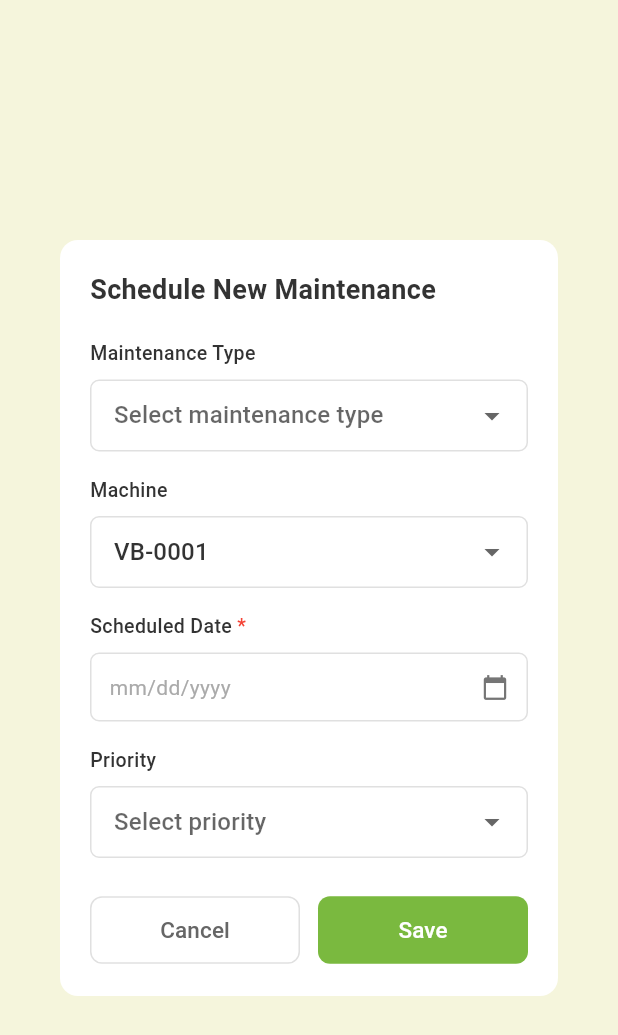
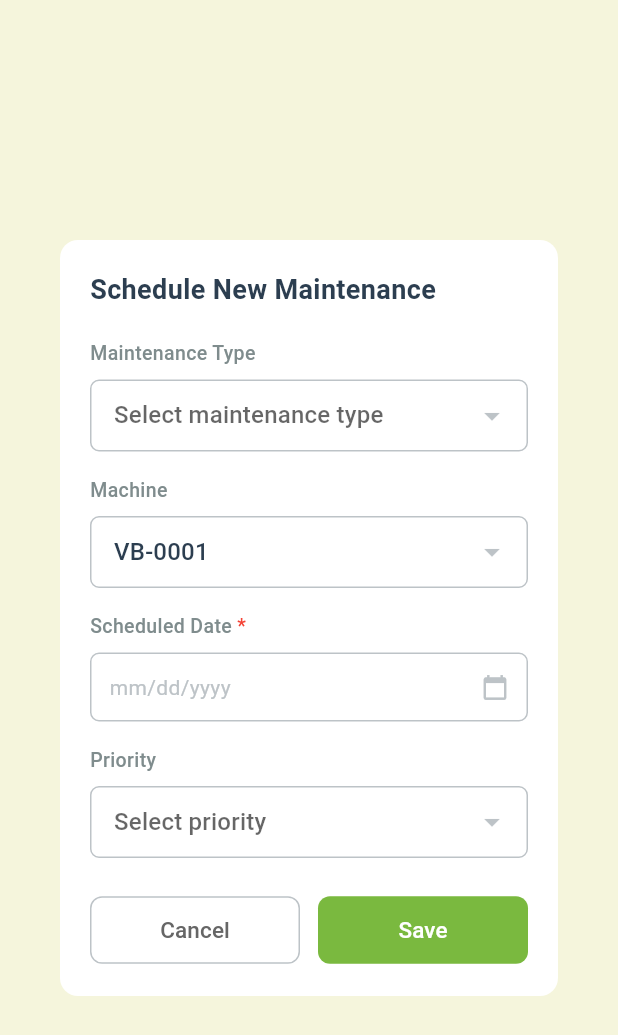
Before and after one commit to Masdyyy/Vegobolt-App, a Flutter app: the AddMaintenanceModal widget shown alone on an empty page, opened directly with empty values, on a phone screen of 412 x 824 dp. Shown: the top 1035 px of the screen. Run offline on Flutter 3.47's test engine with Material 3 defaults, Android fonts, the phone set to English and light mode, and no system bars; our stand-ins replace flutter_secure_storage; accounts and stored records are empty; network calls fail.

Commit message:
Refactor maintenance UI to use theme-based colors
Replaced hardcoded color values in Maintenance page and Add Maintenance modal with theme-aware colors from AppColors. This improves consistency and supports dynamic theming across the app.

```diff
--- a/vegobolt/lib/components/add_maintenance_modal.dart
+++ b/vegobolt/lib/components/add_maintenance_modal.dart
@@ -108,9 +108,11 @@ class _AddMaintenanceModalState extends State<AddMaintenanceModal> {
 
   @override
   Widget build(BuildContext context) {
+  final cardBg = AppColors.getCardBackground(context);
+
     return Dialog(
       shape: RoundedRectangleBorder(borderRadius: BorderRadius.circular(12)),
-      backgroundColor: Colors.white,
+      backgroundColor: cardBg,
       child: ConstrainedBox(
         constraints: BoxConstraints(
           maxHeight: MediaQuery.of(context).size.height * 0.85,
@@ -165,23 +167,25 @@ class _AddMaintenanceModalState extends State<AddMaintenanceModal> {
   }
 
   Widget _buildHeader() {
+    final textPrimary = AppColors.getTextPrimary(context);
     return Text(
       widget.isEdit ? 'Edit Maintenance' : 'Schedule New Maintenance',
-      style: const TextStyle(
+      style: TextStyle(
         fontSize: 18,
         fontWeight: FontWeight.w600,
-        color: Color(0xFF333333),
+        color: textPrimary,
       ),
     );
   }
 
   Widget _buildLabel(String text) {
+    final textSecondary = AppColors.getTextSecondary(context);
     return Text(
       text,
-      style: const TextStyle(
+      style: TextStyle(
         fontSize: 13,
         fontWeight: FontWeight.w500,
-        color: Color(0xFF333333),
+        color: textSecondary,
       ),
     );
   }
@@ -204,14 +208,14 @@ class _AddMaintenanceModalState extends State<AddMaintenanceModal> {
           validator: (v) => v == null ? 'Required' : null,
           decoration: _inputDecoration(hint),
           isExpanded: true,
-          icon: const Icon(Icons.arrow_drop_down, color: Color(0xFF666666)),
+          icon: Icon(Icons.arrow_drop_down, color: AppColors.getTextLight(context)),
           items: items
               .map(
                 (e) => DropdownMenuItem(
                   value: e,
                   child: Text(
                     e,
-                    style: const TextStyle(color: Color(0xFF333333)),
+                    style: TextStyle(color: AppColors.getTextPrimary(context)),
                   ),
                 ),
               )
@@ -249,7 +253,7 @@ class _AddMaintenanceModalState extends State<AddMaintenanceModal> {
           child: Container(
             padding: const EdgeInsets.symmetric(horizontal: 12, vertical: 12),
             decoration: BoxDecoration(
-              border: Border.all(color: Colors.grey[300]!),
+              border: Border.all(color: AppColors.getTextLight(context)),
               borderRadius: BorderRadius.circular(6),
             ),
             child: Row(
@@ -261,12 +265,12 @@ class _AddMaintenanceModalState extends State<AddMaintenanceModal> {
                       : 'mm/dd/yyyy',
                   style: TextStyle(
                     color: date != null
-                        ? const Color(0xFF333333)
-                        : const Color(0xFFAAAAAA),
+                        ? AppColors.getTextPrimary(context)
+                        : AppColors.getTextLight(context),
                     fontSize: 14,
                   ),
                 ),
-                Icon(Icons.calendar_today, size: 18, color: Colors.grey[600]),
+                Icon(Icons.calendar_today, size: 18, color: AppColors.getTextLight(context)),
               ],
             ),
           ),
@@ -283,7 +287,7 @@ class _AddMaintenanceModalState extends State<AddMaintenanceModal> {
             onPressed: () => Navigator.pop(context),
             style: OutlinedButton.styleFrom(
               padding: const EdgeInsets.symmetric(vertical: 12),
-              side: BorderSide(color: Colors.grey[300]!),
+              side: BorderSide(color: AppColors.getTextLight(context)),
               shape: RoundedRectangleBorder(
                 borderRadius: BorderRadius.circular(8),
               ),
@@ -319,19 +323,19 @@ class _AddMaintenanceModalState extends State<AddMaintenanceModal> {
   InputDecoration _inputDecoration(String hint) {
     return InputDecoration(
       hintText: hint,
-      hintStyle: const TextStyle(color: Color(0xFFAAAAAA), fontSize: 14),
+      hintStyle: TextStyle(color: AppColors.getTextLight(context), fontSize: 14),
       contentPadding: const EdgeInsets.symmetric(horizontal: 12, vertical: 12),
       border: OutlineInputBorder(
         borderRadius: BorderRadius.circular(6),
-        borderSide: BorderSide(color: Colors.grey[300]!),
+        borderSide: BorderSide(color: AppColors.getTextLight(context)),
       ),
       enabledBorder: OutlineInputBorder(
         borderRadius: BorderRadius.circular(6),
-        borderSide: BorderSide(color: Colors.grey[300]!),
+        borderSide: BorderSide(color: AppColors.getTextLight(context)),
       ),
       focusedBorder: OutlineInputBorder(
         borderRadius: BorderRadius.circular(6),
-        borderSide: const BorderSide(color: Color(0xFF5A6B47), width: 1.5),
+        borderSide: BorderSide(color: AppColors.primaryGreen, width: 1.5),
       ),
       errorBorder: OutlineInputBorder(
         borderRadius: BorderRadius.circular(6),
@@ -341,6 +345,8 @@ class _AddMaintenanceModalState extends State<AddMaintenanceModal> {
         borderRadius: BorderRadius.circular(6),
         borderSide: const BorderSide(color: Colors.red, width: 1.5),
       ),
+      filled: true,
+      fillColor: AppColors.getCardBackground(context),
     );
   }
 }
```
Also changed, not shown: vegobolt/lib/Pages/Maintenance.dart (+27 -27 lines).
